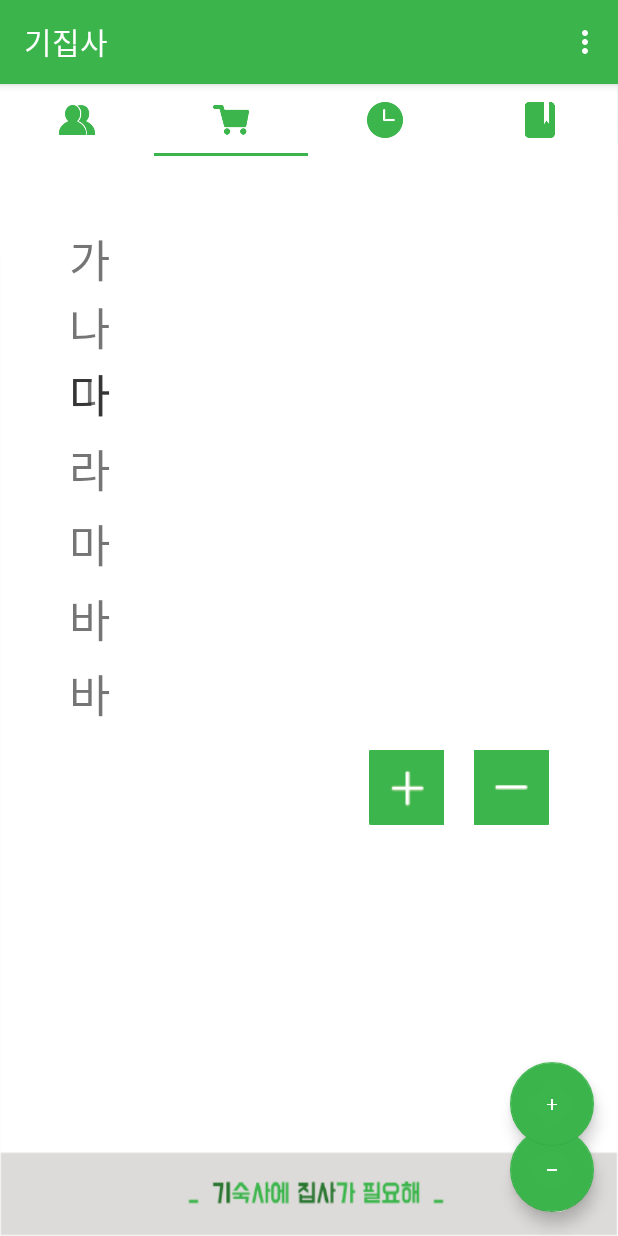
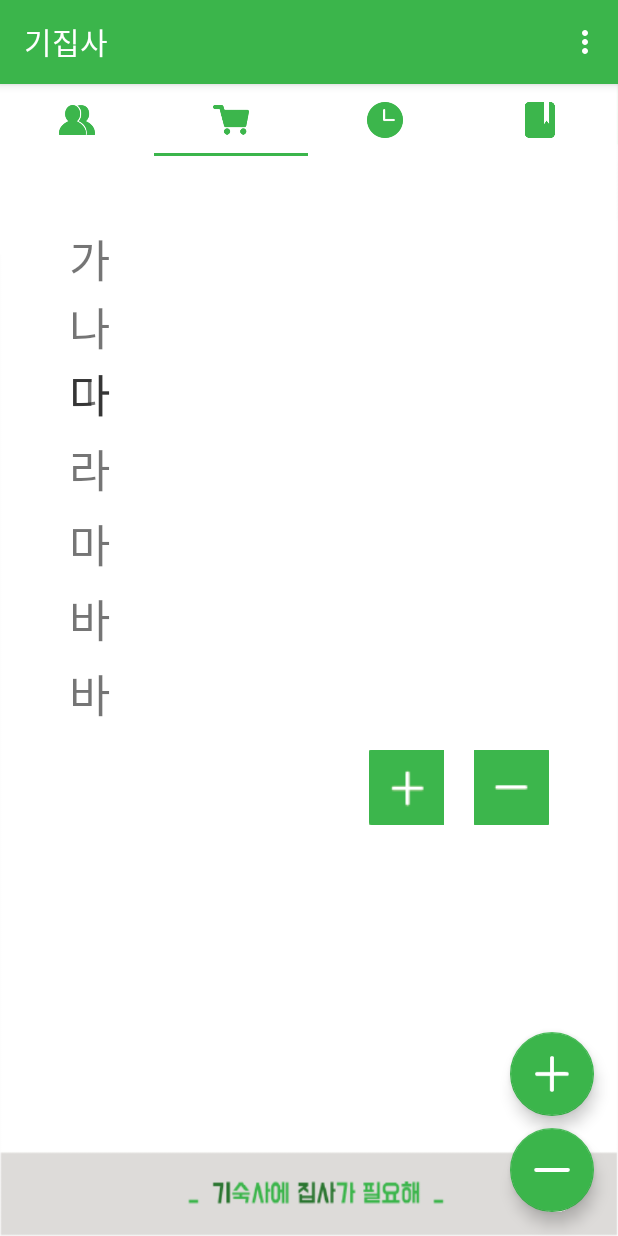
Before and after one commit to hebee935/dormitory, an Android app: the MainActivity screen opened directly, with no data from a screen before it, tab 2 chosen, on a phone screen of 412 x 824 dp. Run offline under Robolectric (Android 15) with nearby library versions, the phone set to English and light mode, and no system bars; our stand-ins replace Firebase (no records; nobody signed in at launch, a user with empty details on screens opened directly); libraries missing offline, so code that uses them is left out: com.facebook, com.facebook.share; 1 statement that could not run was skipped.

Commit message:
#1 update

```diff
--- a/app/src/main/java/emirim/hs/kr/dormitory/MainActivity.java
+++ b/app/src/main/java/emirim/hs/kr/dormitory/MainActivity.java
@@ -34,7 +34,6 @@ public class  MainActivity extends BaseActivity {
     protected void onCreate(Bundle savedInstanceState) {
         super.onCreate(savedInstanceState);
         setContentView(R.layout.activity_main);
-
         // Create the adapter that will return a fragment for each section
         mPagerAdapter = new FragmentPagerAdapter(getSupportFragmentManager()) {
             private final Fragment[] mFragments = new Fragment[] {
--- a/app/src/main/java/emirim/hs/kr/dormitory/SignInActivity.java
+++ b/app/src/main/java/emirim/hs/kr/dormitory/SignInActivity.java
@@ -35,7 +35,6 @@ public class SignInActivity extends BaseActivity2 implements View.OnClickListene
     protected void onCreate(Bundle savedInstanceState) {
         super.onCreate(savedInstanceState);
         setContentView(R.layout.activity_sign_in);
-
         mDatabase = FirebaseDatabase.getInstance().getReference();
         mAuth = FirebaseAuth.getInstance();
 
--- a/app/src/main/res/layout/activity_main.xml
+++ b/app/src/main/res/layout/activity_main.xml
@@ -34,7 +34,7 @@
         android:layout_height="wrap_content"
         android:layout_alignParentBottom="true"
         android:layout_alignParentRight="true"
-        android:src="@drawable/delete_things"
+        android:src="@drawable/minus"
         android:visibility="gone"
         android:layout_margin="16dp"/>
 
@@ -42,11 +42,11 @@
         android:id="@+id/fab_add_buy"
         android:layout_width="wrap_content"
         android:layout_height="wrap_content"
-        android:src="@drawable/add_things"
+        android:src="@drawable/plus"
         android:layout_alignParentBottom="true"
         android:layout_alignParentRight="true"
         android:layout_marginRight="16dp"
         android:visibility="gone"
-        android:layout_marginBottom="60dp"/>
+        android:layout_marginBottom="80dp"/>
 
 </RelativeLayout>
--- a/app/src/main/res/layout/activity_post_detail.xml
+++ b/app/src/main/res/layout/activity_post_detail.xml
@@ -7,7 +7,7 @@
     android:paddingLeft="@dimen/activity_horizontal_margin"
     android:paddingRight="@dimen/activity_horizontal_margin"
     android:paddingTop="@dimen/activity_vertical_margin"
-    tools:context="com.google.firebase.quickstart.database.PostDetailActivity">
+    android:background="@drawable/back">
 
     <include
         android:id="@+id/post_author_layout"
--- a/app/src/main/res/layout/fragment_all_posts.xml
+++ b/app/src/main/res/layout/fragment_all_posts.xml
@@ -13,6 +13,7 @@
         android:clipToPadding="false"
         android:padding="5dp"
         android:scrollbars="vertical"
+        android:layout_marginBottom="55dp"
         tools:listitem="@layout/item_post" />
 
 </FrameLayout>
```
Also changed, not shown: app/src/main/AndroidManifest.xml (+9 -7 lines), app/src/main/java/emirim/hs/kr/dormitory/SplashActivity.java (+15 -14 lines), app/src/main/res/drawable/minus.png.
